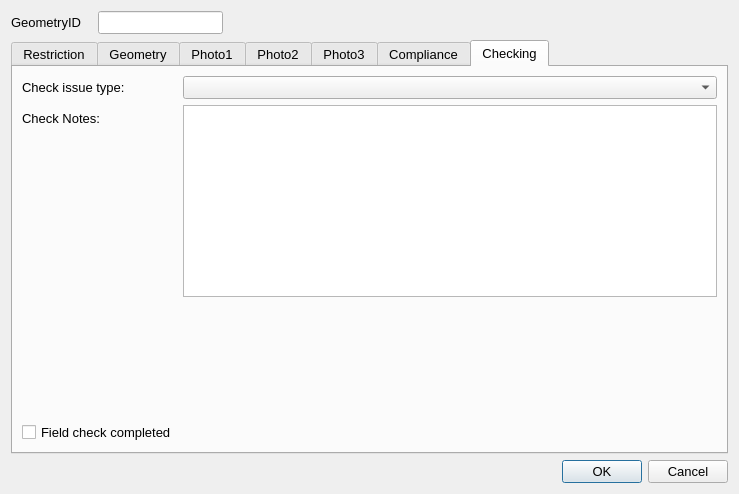
The window that ui/CarriagwayMarkings.ui (tlh22/demandForm) describes before a commit, drawn with Qt 5.
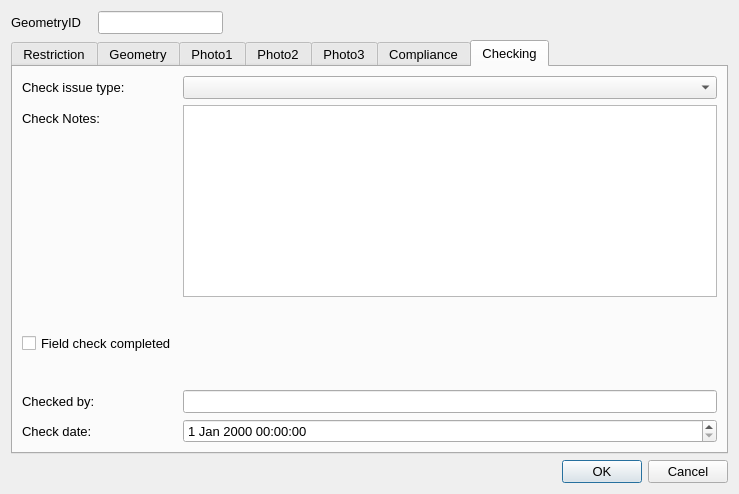
The same window after the commit. The open tabs and pages were chosen to show the change. Icons and pictures are not drawn.

```diff
--- a/ui/CarriagwayMarkings.ui
+++ b/ui/CarriagwayMarkings.ui
@@ -610,6 +610,39 @@
          </property>
         </spacer>
        </item>
+       <item row="5" column="0">
+        <spacer name="verticalSpacer_3">
+         <property name="orientation">
+          <enum>Qt::Vertical</enum>
+         </property>
+         <property name="sizeHint" stdset="0">
+          <size>
+           <width>20</width>
+           <height>10</height>
+          </size>
+         </property>
+        </spacer>
+       </item>
+       <item row="9" column="0">
+        <widget class="QLabel" name="label_12">
+         <property name="text">
+          <string>Check date:</string>
+         </property>
+        </widget>
+       </item>
+       <item row="6" column="0">
+        <widget class="QLabel" name="label_7">
+         <property name="text">
+          <string>Checked by:</string>
+         </property>
+        </widget>
+       </item>
+       <item row="6" column="1">
+        <widget class="QLineEdit" name="Last_MHTC_Check_UpdatePerson"/>
+       </item>
+       <item row="9" column="1">
+        <widget class="QDateTimeEdit" name="Last_MHTC_Check_UpdateDateTime"/>
+       </item>
       </layout>
      </widget>
     </widget>
```
